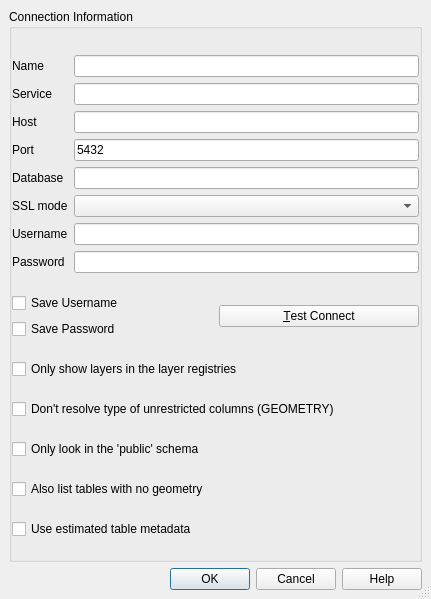
Before: the Qt Designer form src/ui/qgspgnewconnectionbase.ui in carsmie/QGIS, drawn with Qt 5.
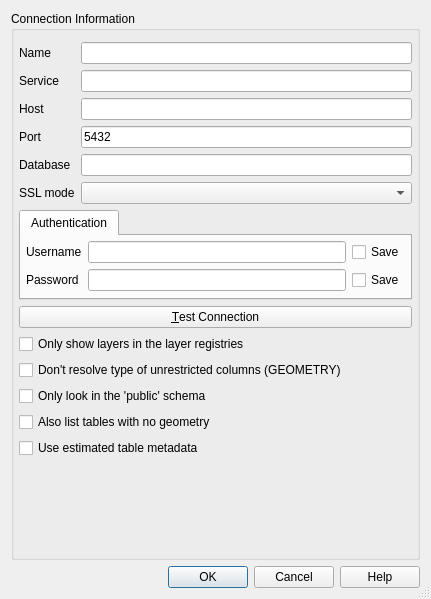
After: the same form once the commit is applied.

Patch:
```diff
--- a/src/ui/qgspgnewconnectionbase.ui
+++ b/src/ui/qgspgnewconnectionbase.ui
@@ -25,47 +25,125 @@
   <property name="modal">
    <bool>true</bool>
   </property>
-  <layout class="QGridLayout">
-   <property name="margin">
-    <number>9</number>
-   </property>
-   <property name="spacing">
-    <number>6</number>
-   </property>
+  <layout class="QGridLayout" name="gridLayout3">
+   <item row="1" column="0">
+    <widget class="QDialogButtonBox" name="buttonBox">
+     <property name="standardButtons">
+      <set>QDialogButtonBox::Cancel|QDialogButtonBox::Help|QDialogButtonBox::Ok</set>
+     </property>
+    </widget>
+   </item>
    <item row="0" column="0">
     <widget class="QGroupBox" name="GroupBox1">
      <property name="title">
       <string>Connection Information</string>
      </property>
-     <layout class="QGridLayout">
+     <layout class="QGridLayout" name="gridLayout2">
       <property name="leftMargin">
-       <number>0</number>
+       <number>5</number>
       </property>
       <property name="rightMargin">
-       <number>0</number>
+       <number>5</number>
       </property>
       <property name="bottomMargin">
        <number>0</number>
       </property>
-      <property name="spacing">
+      <property name="horizontalSpacing">
        <number>5</number>
       </property>
+      <item row="1" column="0">
+       <widget class="QTabWidget" name="tabAuthentication">
+        <property name="sizePolicy">
+         <sizepolicy hsizetype="Expanding" vsizetype="Maximum">
+          <horstretch>0</horstretch>
+          <verstretch>0</verstretch>
+         </sizepolicy>
+        </property>
+        <property name="currentIndex">
+         <number>0</number>
+        </property>
+        <widget class="QWidget" name="tabBasic">
+         <attribute name="title">
+          <string>Authentication</string>
+         </attribute>
+         <layout class="QGridLayout" name="gridLayout">
+          <property name="leftMargin">
+           <number>5</number>
+          </property>
+          <property name="topMargin">
+           <number>5</number>
+          </property>
+          <property name="rightMargin">
+           <number>5</number>
+          </property>
+          <property name="bottomMargin">
+           <number>5</number>
+          </property>
+          <item row="0" column="0">
+           <widget class="QLabel" name="TextLabel3">
+            <property name="text">
+             <string>Username</string>
+            </property>
+            <property name="buddy">
+             <cstring>txtUsername</cstring>
+            </property>
+           </widget>
+          </item>
+          <item row="1" column="1">
+           <widget class="QLineEdit" name="txtPassword">
+            <property name="echoMode">
+             <enum>QLineEdit::Password</enum>
+            </property>
+           </widget>
+          </item>
+          <item row="0" column="2">
+           <widget class="QCheckBox" name="chkStoreUsername">
+            <property name="text">
+             <string>Save</string>
+            </property>
+           </widget>
+          </item>
+          <item row="1" column="0">
+           <widget class="QLabel" name="TextLabel3_2">
+            <property name="text">
+             <string>Password</string>
+            </property>
+            <property name="buddy">
+             <cstring>txtPassword</cstring>
+            </property>
+           </widget>
+          </item>
+          <item row="0" column="1">
+           <widget class="QLineEdit" name="txtUsername"/>
+          </item>
+          <item row="1" column="2">
+           <widget class="QCheckBox" name="chkStorePassword">
+            <property name="text">
+             <string>Save</string>
+            </property>
+           </widget>
+          </item>
+         </layout>
+        </widget>
+       </widget>
+      </item>
+      <item row="3" column="0">
+       <widget class="QCheckBox" name="cb_geometryColumnsOnly">
+        <property name="toolTip">
+         <string>Restrict the displayed tables to those that are in the layer registries.</string>
+        </property>
+        <property name="whatsThis">
+         <string>Restricts the displayed tables to those that are found in the layer registries (geometry_columns, geography_columns, topology.layer). This can speed up the initial display of spatial tables.</string>
+        </property>
+        <property name="text">
+         <string>Only show layers in the layer registries</string>
+        </property>
+       </widget>
+      </item>
       <item row="0" column="0">
        <layout class="QHBoxLayout">
-        <property name="spacing">
-         <number>6</number>
-        </property>
-        <property name="margin">
-         <number>0</number>
-        </property>
         <item>
          <layout class="QVBoxLayout">
-          <property name="spacing">
-           <number>6</number>
-          </property>
-          <property name="margin">
-           <number>0</number>
-          </property>
           <item>
            <widget class="QLabel" name="TextLabel1_2">
             <property name="text">
@@ -126,36 +204,10 @@
             </property>
            </widget>
           </item>
-          <item>
-           <widget class="QLabel" name="TextLabel3">
-            <property name="text">
-             <string>Username</string>
-            </property>
-            <property name="buddy">
-             <cstring>txtUsername</cstring>
-            </property>
-           </widget>
-          </item>
-          <item>
-           <widget class="QLabel" name="TextLabel3_2">
-            <property name="text">
-             <string>Password</string>
-            </property>
-            <property name="buddy">
-             <cstring>txtPassword</cstring>
-            </property>
-           </widget>
-          </item>
          </layout>
         </item>
         <item>
          <layout class="QVBoxLayout">
-          <property name="spacing">
-           <number>6</number>
-          </property>
-          <property name="margin">
-           <number>0</number>
-          </property>
           <item>
            <widget class="QLineEdit" name="txtName">
             <property name="toolTip">
@@ -182,75 +234,28 @@
           <item>
            <widget class="QComboBox" name="cbxSSLmode"/>
           </item>
-          <item>
-           <widget class="QLineEdit" name="txtUsername"/>
-          </item>
-          <item>
-           <widget class="QLineEdit" name="txtPassword">
-            <property name="echoMode">
-             <enum>QLineEdit::Password</enum>
-            </property>
-           </widget>
-          </item>
          </layout>
         </item>
        </layout>
       </item>
-      <item row="2" column="0">
-       <widget class="QCheckBox" name="cb_geometryColumnsOnly">
-        <property name="toolTip">
-         <string>Restrict the displayed tables to those that are in the layer registries.</string>
-        </property>
-        <property name="whatsThis">
-         <string>Restricts the displayed tables to those that are found in the layer registries (geometry_columns, geography_columns, topology.layer). This can speed up the initial display of spatial tables.</string>
-        </property>
-        <property name="text">
-         <string>Only show layers in the layer registries</string>
-        </property>
-       </widget>
-      </item>
       <item row="4" column="0">
-       <widget class="QCheckBox" name="cb_publicSchemaOnly">
-        <property name="toolTip">
-         <string>Restrict the search to the public schema for spatial tables not in the geometry_columns table</string>
-        </property>
-        <property name="whatsThis">
-         <string>When searching for spatial tables that are not in the geometry_columns tables, restrict the search to tables that are in the public schema (for some databases this can save lots of time)</string>
-        </property>
+       <widget class="QCheckBox" name="cb_dontResolveType">
         <property name="text">
-         <string>Only look in the 'public' schema</string>
+         <string>Don't resolve type of unrestricted columns (GEOMETRY)</string>
         </property>
        </widget>
       </item>
-      <item row="1" column="0">
-       <layout class="QGridLayout" name="gridLayout_1">
-        <property name="margin">
-         <number>0</number>
-        </property>
-        <item row="0" column="0">
-         <widget class="QCheckBox" name="chkStoreUsername">
-          <property name="text">
-           <string>Save Username</string>
-          </property>
-         </widget>
-        </item>
-        <item row="0" column="1" rowspan="2">
-         <widget class="QPushButton" name="btnConnect">
-          <property name="text">
-           <string>&amp;Test Connect</string>
-          </property>
-         </widget>
-        </item>
-        <item row="1" column="0">
-         <widget class="QCheckBox" name="chkStorePassword">
-          <property name="text">
-           <string>Save Password</string>
-          </property>
-         </widget>
-        </item>
-       </layout>
-      </item>
       <item row="6" column="0">
+       <widget class="QCheckBox" name="cb_allowGeometrylessTables">
+        <property name="text">
+         <string>Also list tables with no geometry</string>
+        </property>
+        <property name="checked">
+         <bool>false</bool>
+        </property>
+       </widget>
+      </item>
+      <item row="7" column="0">
        <widget class="QCheckBox" name="cb_useEstimatedMetadata">
         <property name="toolTip">
          <string>Use estimated table statistics for the layer metadata.</string>
@@ -271,33 +276,42 @@
         </property>
        </widget>
       </item>
+      <item row="2" column="0">
+       <widget class="QPushButton" name="btnConnect">
+        <property name="text">
+         <string>&amp;Test Connection</string>
+        </property>
+       </widget>
+      </item>
       <item row="5" column="0">
-       <widget class="QCheckBox" name="cb_allowGeometrylessTables">
+       <widget class="QCheckBox" name="cb_publicSchemaOnly">
+        <property name="toolTip">
+         <string>Restrict the search to the public schema for spatial tables not in the geometry_columns table</string>
+        </property>
+        <property name="whatsThis">
+         <string>When searching for spatial tables that are not in the geometry_columns tables, restrict the search to tables that are in the public schema (for some databases this can save lots of time)</string>
+        </property>
         <property name="text">
-         <string>Also list tables with no geometry</string>
-        </property>
-        <property name="checked">
-         <bool>false</bool>
+         <string>Only look in the 'public' schema</string>
         </property>
        </widget>
       </item>
-      <item row="3" column="0">
-       <widget class="QCheckBox" name="cb_dontResolveType">
-        <property name="text">
-         <string>Don't resolve type of unrestricted columns (GEOMETRY)</string>
+      <item row="8" column="0">
+       <spacer name="verticalSpacer">
+        <property name="orientation">
+         <enum>Qt::Vertical</enum>
         </property>
-       </widget>
+        <property name="sizeHint" stdset="0">
+         <size>
+          <width>20</width>
+          <height>0</height>
+         </size>
+        </property>
+       </spacer>
       </item>
      </layout>
     </widget>
    </item>
-   <item row="1" column="0">
-    <widget class="QDialogButtonBox" name="buttonBox">
-     <property name="standardButtons">
-      <set>QDialogButtonBox::Cancel|QDialogButtonBox::Help|QDialogButtonBox::Ok</set>
-     </property>
-    </widget>
-   </item>
   </layout>
  </widget>
  <layoutdefault spacing="6" margin="11"/>
```
Left out of the diff: 5 changed lines with no effect on the pictures.
